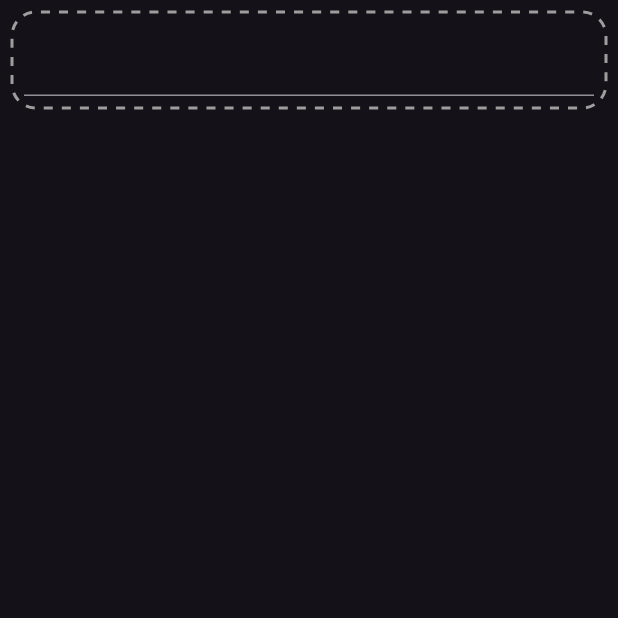
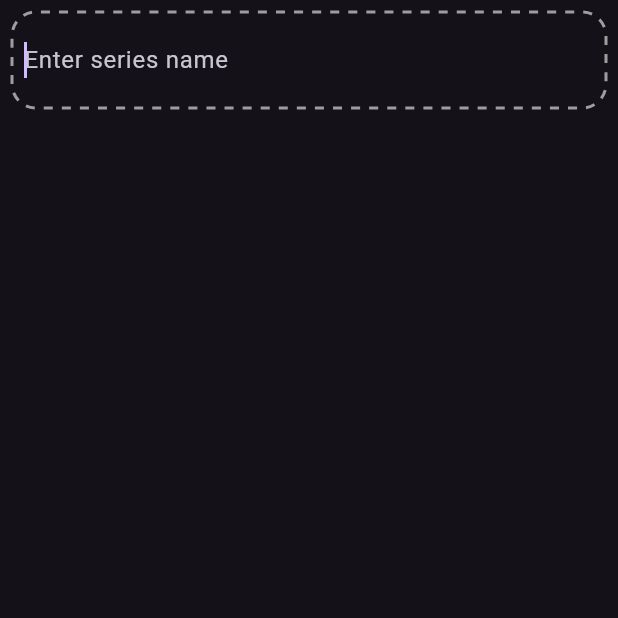
Before and after one commit to NicklasNielsen/SeriesTracker, a Flutter app: the screen it shows after launch, after a tap on the "add" icon, on a phone screen of 412 x 824 dp, the top half of it. Run offline on Flutter 3.47's test engine with Material 3 defaults, Android fonts, the phone set to English and light mode, and no system bars; drawn by our look-alikes of flutter_typeahead.

Commit message:
Focus handling of adding field

```diff
--- a/lib/DataModels/series.dart
+++ b/lib/DataModels/series.dart
@@ -1,6 +1,6 @@
 import 'dart:math';
 
-import 'package:flutter/cupertino.dart';
+import 'package:flutter/widgets.dart';
 
 class Series {
   Series({
--- a/lib/Screens/series_list.dart
+++ b/lib/Screens/series_list.dart
@@ -11,19 +11,19 @@ class SeriesList extends StatelessWidget {
   SeriesList({
     DataStorage? storage,
     DataRetriever? dataFetcher,
-    ValueNotifier<bool>? adding,
     super.key,
   }): _storage = storage ?? LocalStorage(),
       _fetcher = dataFetcher ?? OmdbApi(),
-      _adding = adding ?? ValueNotifier<bool>(false);
+      _hasFocus = ValueNotifier(null);
 
-  final ValueNotifier<bool> _adding;
+  final ValueNotifier<FocusNode?> _hasFocus;
   final DataStorage _storage;
   final DataRetriever _fetcher;
 
-  Widget addField(BuildContext context) {
-    return ValueListenableBuilder(valueListenable: _adding, builder: (context, isAdding, _) => isAdding ? TypeAheadField<Series>(
-      focusNode: FocusNode()..requestFocus(),
+  Widget addField() {
+    return ValueListenableBuilder(valueListenable: _hasFocus, builder: (context, focus, _) => focus != null ? TypeAheadField<Series>(
+      focusNode: focus,
+      autoFlipDirection: true,
       itemBuilder: (context, suggestion) => ListTile(
         leading: Image(image: NetworkImage(suggestion.imageUrl),),
         title: Text(suggestion.title),
@@ -32,7 +32,7 @@ class SeriesList extends StatelessWidget {
       onSelected: (input) async {
         final series = await _fetcher.getSeriesInformation(id: input.imdbId, title: input.title);
         _storage.add(item: series);
-        _adding.value = false;
+        _hasFocus.value = null;
       },
       suggestionsCallback: (pattern) {
         if (pattern.length < 3) {
@@ -40,7 +40,19 @@ class SeriesList extends StatelessWidget {
         }
         return _fetcher.searchSeries(partName: pattern.trim());
       },
-    ): Icon(Icons.add, size: 30, color: Colors.grey));
+      builder: (context, controller, focusNode) {
+        focusNode.addListener(() {if (focusNode.hasFocus == false) _hasFocus.value = null;});
+        return TextField(
+          controller: controller,
+          focusNode: focusNode,
+          autofocus: true,
+          decoration: const InputDecoration(
+            border: InputBorder.none,
+            hintText: 'Enter series name',
+          ),
+        );
+      },
+    ): const Icon(Icons.add, size: 30, color: Colors.grey));
   }
 
   @override
@@ -51,16 +63,17 @@ class SeriesList extends StatelessWidget {
         itemCount: series.length + 1,
         itemBuilder: (context, index) {
           if (index == series.length) {
-            return Padding(
-              padding: EdgeInsets.all(8),
-              child: GestureDetector(
-                onTap: () => _adding..value = true,
+            return GestureDetector(
+              behavior: HitTestBehavior.deferToChild,
+              onTap: () => _hasFocus.value = FocusNode(),
+              child: Padding(
+                padding: EdgeInsets.all(8),
                 child: Stack(
                   children: [
                     Center(
                       child: Padding(
                         padding: EdgeInsets.all(8),
-                        child: addField(context),
+                        child: addField(),
                       ),
                     ),
                     Positioned.fill(
```
